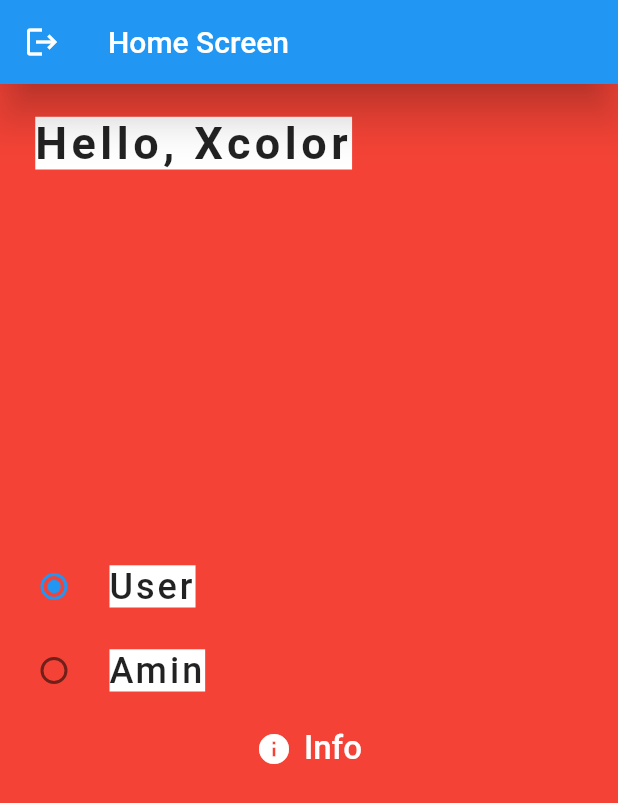
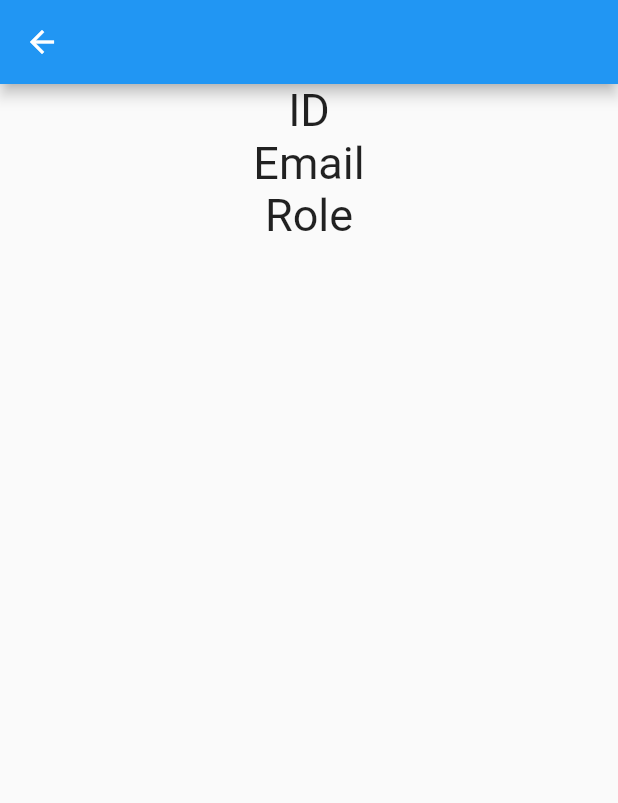
Before and after one commit to RolaLah/PartnerLap, a Flutter app: the _Home screen opened directly, after a tap on "Info", on a phone screen of 412 x 824 dp. Shown: the top 803 px of the screen. Run offline on Flutter 3.47's test engine with Material 2 defaults, Android fonts, the phone set to English and light mode, and no system bars; our stand-ins replace firebase_auth, firebase_core; accounts and stored records are empty.

Commit message:
create user info

```diff
--- a/our_lap/lib/home.dart
+++ b/our_lap/lib/home.dart
@@ -3,6 +3,7 @@
 import 'package:firebase_auth/firebase_auth.dart';
 import 'package:flutter/material.dart';
 import 'package:our_lap/screens.dart/Log.dart';
+import 'package:our_lap/screens.dart/info.dart';
 
 class Home extends StatelessWidget {
   const Home({super.key});
@@ -99,6 +100,14 @@ class __HomeState extends State<_Home> {
               ),
               onPressed: () {
                 debugPrint("infoBtn Preesed");
+                Navigator.push(
+                  context,
+                  MaterialPageRoute(
+                    builder: ((context) {
+                      return Info();
+                    }),
+                  ),
+                );
               },
             )
           ],
--- /dev/null
+++ b/our_lap/lib/screens.dart/info.dart
@@ -0,0 +1,24 @@
+import 'package:flutter/material.dart';
+
+class Info extends StatelessWidget {
+  const Info({super.key});
+
+  @override
+  Widget build(BuildContext context) {
+    return Scaffold(
+      appBar: AppBar(),
+      body: Align(
+        alignment: Alignment.topCenter,
+        child: Column(
+          children: [
+            Text("ID", style: _defTextStyle),
+            Text("Email", style: _defTextStyle),
+            Text("Role", style: _defTextStyle),
+          ],
+        ),
+      ),
+    );
+  }
+}
+
+var _defTextStyle = TextStyle(fontSize: 30);
```
